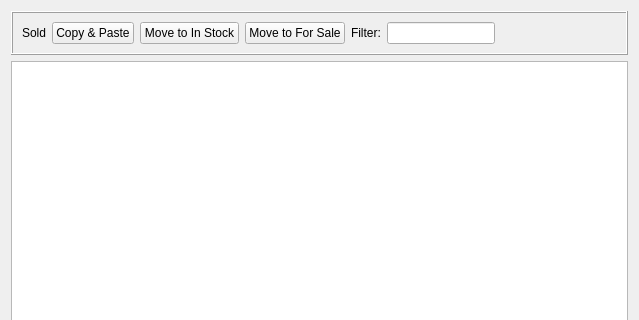
Above: src/Applications/BrickMoneyDesktop/src/Sold.ui from tlaemmlein/BrickMoney before the change; both pictures show x 0 to 639 and y 0 to 320 of the 639 by 484 pixel window. Below: the same form after it.
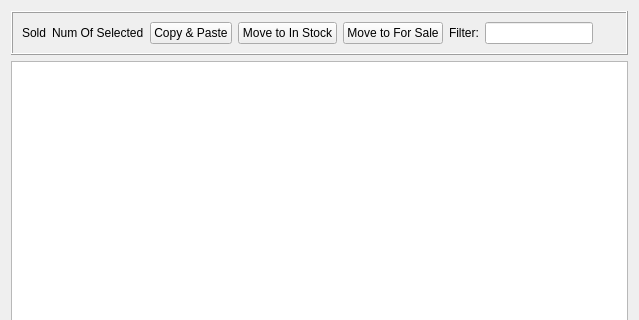
That is the form after the change.

Commit message: Show the number of selected LegoSet's

The edit to the form file:
```diff
--- a/src/Applications/BrickMoneyDesktop/src/Sold.ui
+++ b/src/Applications/BrickMoneyDesktop/src/Sold.ui
@@ -30,6 +30,13 @@
         </property>
        </widget>
       </item>
+      <item>
+       <widget class="QLabel" name="numOfSelectedLabel">
+        <property name="text">
+         <string>Num Of Selected</string>
+        </property>
+       </widget>
+      </item>
       <item>
        <widget class="QPushButton" name="copyAndPastePushButton">
         <property name="text">
```
The commit also changes 9 other files.
